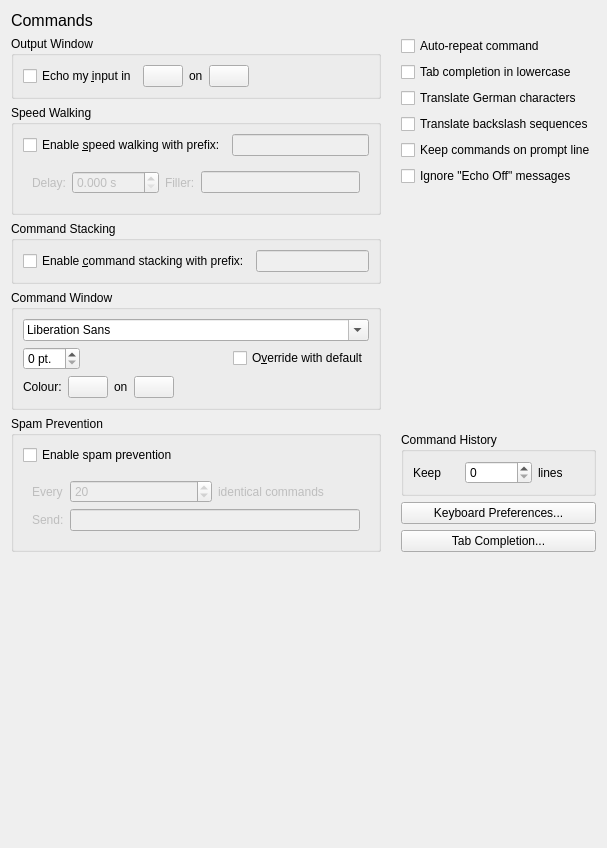
Qt form smushclient-qt/cpp/ui/prefs/commands.ui (jnbooth/smushclient) before a commit.
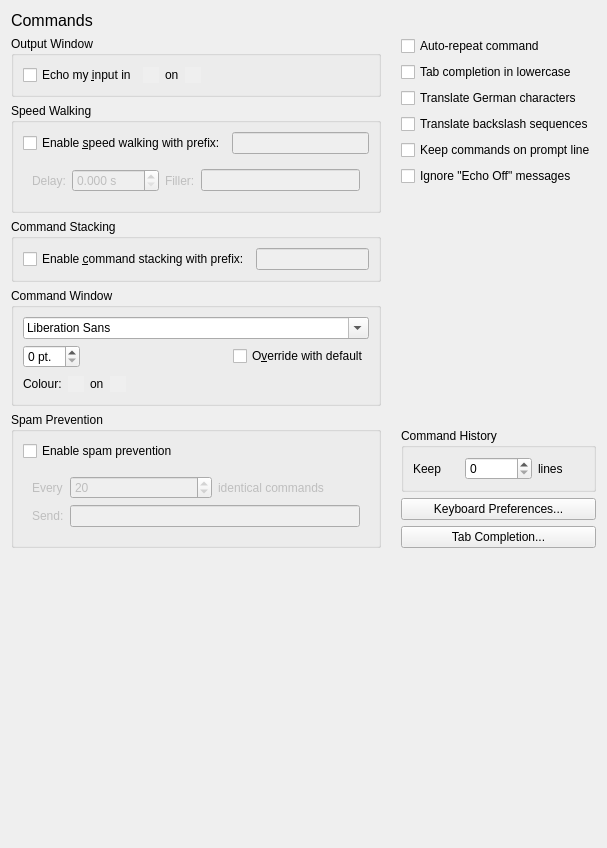
The same form after that commit. Custom widgets are drawn as their Qt base class.

Patch:
```diff
--- a/smushclient-qt/cpp/ui/prefs/commands.ui
+++ b/smushclient-qt/cpp/ui/prefs/commands.ui
@@ -57,9 +57,21 @@
           </item>
           <item>
            <widget class="ColorPickerButton" name="EchoColorsForeground">
+            <property name="maximumSize">
+             <size>
+              <width>16</width>
+              <height>16</height>
+             </size>
+            </property>
+            <property name="autoFillBackground">
+             <bool>true</bool>
+            </property>
             <property name="text">
              <string/>
             </property>
+            <property name="flat">
+             <bool>true</bool>
+            </property>
            </widget>
           </item>
           <item>
@@ -71,9 +83,21 @@
           </item>
           <item>
            <widget class="ColorPickerButton" name="EchoColorsBackground">
+            <property name="maximumSize">
+             <size>
+              <width>16</width>
+              <height>16</height>
+             </size>
+            </property>
+            <property name="autoFillBackground">
+             <bool>true</bool>
+            </property>
             <property name="text">
              <string/>
             </property>
+            <property name="flat">
+             <bool>true</bool>
+            </property>
            </widget>
           </item>
           <item>
@@ -235,9 +259,21 @@
             </item>
             <item>
              <widget class="ColorPickerButton" name="InputColorsForeground">
+              <property name="maximumSize">
+               <size>
+                <width>16</width>
+                <height>16</height>
+               </size>
+              </property>
+              <property name="autoFillBackground">
+               <bool>true</bool>
+              </property>
               <property name="text">
                <string/>
               </property>
+              <property name="flat">
+               <bool>true</bool>
+              </property>
              </widget>
             </item>
             <item>
@@ -249,9 +285,21 @@
             </item>
             <item>
              <widget class="ColorPickerButton" name="InputColorsBackground">
+              <property name="maximumSize">
+               <size>
+                <width>16</width>
+                <height>16</height>
+               </size>
+              </property>
+              <property name="autoFillBackground">
+               <bool>true</bool>
+              </property>
               <property name="text">
                <string/>
               </property>
+              <property name="flat">
+               <bool>true</bool>
+              </property>
              </widget>
             </item>
             <item>
```
